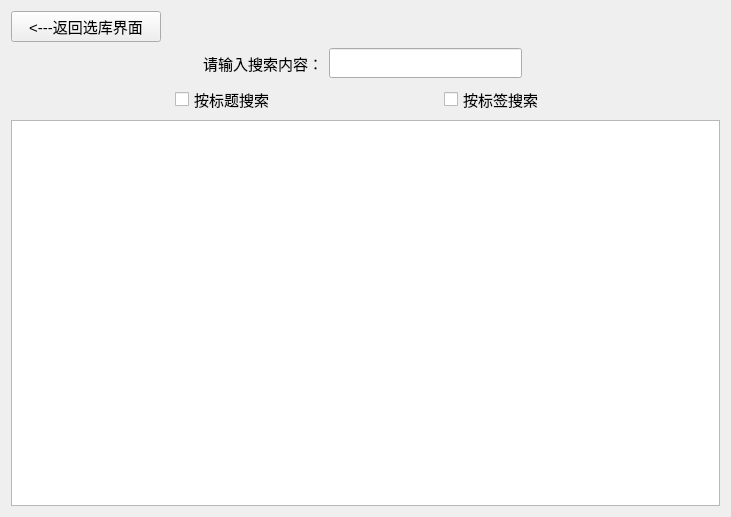
Above: Srcs/Search/search_entry_widget.ui from NuclearCannon/knowledge_manager before the change. Below: the same form after it.
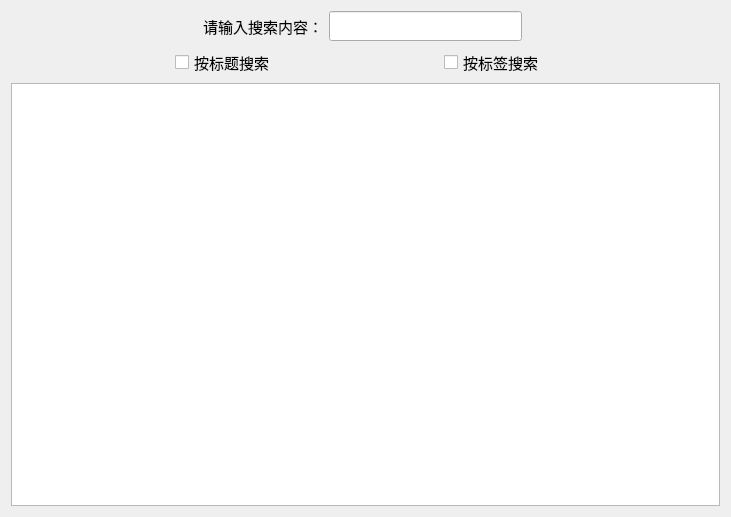
That is the form after the change.

Commit message: 继续重构search, mainWindow, MetaData

```diff
--- a/Srcs/Search/search_entry_widget.ui
+++ b/Srcs/Search/search_entry_widget.ui
@@ -14,28 +14,7 @@
    <string>Form</string>
   </property>
   <layout class="QGridLayout" name="gridLayout">
-   <item row="3" column="0" colspan="7">
-    <widget class="QListWidget" name="list_widget"/>
-   </item>
-   <item row="2" column="1">
-    <widget class="QCheckBox" name="check_box_title">
-     <property name="minimumSize">
-      <size>
-       <width>0</width>
-       <height>30</height>
-      </size>
-     </property>
-     <property name="font">
-      <font>
-       <pointsize>11</pointsize>
-      </font>
-     </property>
-     <property name="text">
-      <string>按标题搜索</string>
-     </property>
-    </widget>
-   </item>
-   <item row="1" column="0" colspan="6">
+   <item row="0" column="0" colspan="6">
     <layout class="QVBoxLayout" name="verticalLayout">
      <item>
       <layout class="QHBoxLayout" name="horizontalLayout">
@@ -97,44 +76,7 @@
      </item>
     </layout>
    </item>
-   <item row="2" column="4">
-    <spacer name="horizontalSpacer_6">
-     <property name="orientation">
-      <enum>Qt::Orientation::Horizontal</enum>
-     </property>
-     <property name="sizeHint" stdset="0">
-      <size>
-       <width>40</width>
-       <height>20</height>
-      </size>
-     </property>
-    </spacer>
-   </item>
-   <item row="0" column="0">
-    <widget class="QPushButton" name="pushButton">
-     <property name="sizePolicy">
-      <sizepolicy hsizetype="Maximum" vsizetype="Minimum">
-       <horstretch>0</horstretch>
-       <verstretch>0</verstretch>
-      </sizepolicy>
-     </property>
-     <property name="minimumSize">
-      <size>
-       <width>150</width>
-       <height>30</height>
-      </size>
-     </property>
-     <property name="font">
-      <font>
-       <pointsize>11</pointsize>
-      </font>
-     </property>
-     <property name="text">
-      <string>&lt;---返回选库界面</string>
-     </property>
-    </widget>
-   </item>
-   <item row="2" column="3">
+   <item row="1" column="3">
     <widget class="QCheckBox" name="check_box_tag">
      <property name="minimumSize">
       <size>
@@ -152,7 +94,7 @@
      </property>
     </widget>
    </item>
-   <item row="2" column="0">
+   <item row="1" column="0">
     <spacer name="horizontalSpacer_3">
      <property name="orientation">
       <enum>Qt::Orientation::Horizontal</enum>
@@ -165,7 +107,38 @@
      </property>
     </spacer>
    </item>
-   <item row="2" column="2">
+   <item row="1" column="1">
+    <widget class="QCheckBox" name="check_box_title">
+     <property name="minimumSize">
+      <size>
+       <width>0</width>
+       <height>30</height>
+      </size>
+     </property>
+     <property name="font">
+      <font>
+       <pointsize>11</pointsize>
+      </font>
+     </property>
+     <property name="text">
+      <string>按标题搜索</string>
+     </property>
+    </widget>
+   </item>
+   <item row="1" column="4">
+    <spacer name="horizontalSpacer_6">
+     <property name="orientation">
+      <enum>Qt::Orientation::Horizontal</enum>
+     </property>
+     <property name="sizeHint" stdset="0">
+      <size>
+       <width>40</width>
+       <height>20</height>
+      </size>
+     </property>
+    </spacer>
+   </item>
+   <item row="1" column="2">
     <spacer name="horizontalSpacer_5">
      <property name="orientation">
       <enum>Qt::Orientation::Horizontal</enum>
@@ -178,6 +151,9 @@
      </property>
     </spacer>
    </item>
+   <item row="2" column="0" colspan="7">
+    <widget class="QListWidget" name="list_widget"/>
+   </item>
   </layout>
  </widget>
  <resources/>
```
The commit also changes 7 other files.
